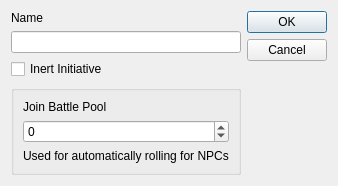
Qt form lib/new_character_ui.ui (ErikSeguinte/ex-3e-tracker-Python) before a commit.
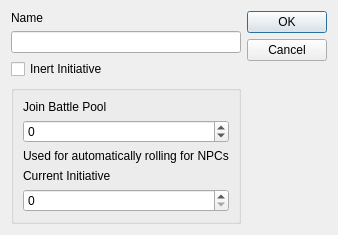
The same form after that commit.

Commit message: Added Reset button to main window, buttons now hsave shortcuts

```diff
--- a/lib/new_character_ui.ui
+++ b/lib/new_character_ui.ui
@@ -6,8 +6,8 @@
    <rect>
     <x>0</x>
     <y>0</y>
-    <width>304</width>
-    <height>166</height>
+    <width>314</width>
+    <height>211</height>
    </rect>
   </property>
   <property name="windowTitle">
@@ -63,6 +63,16 @@
           </property>
          </widget>
         </item>
+        <item>
+         <widget class="QLabel" name="label_4">
+          <property name="text">
+           <string>Current Initiative</string>
+          </property>
+         </widget>
+        </item>
+        <item>
+         <widget class="QSpinBox" name="current_init_spinbox"/>
+        </item>
        </layout>
       </widget>
      </item>
```
The commit also changes 3 other files.
